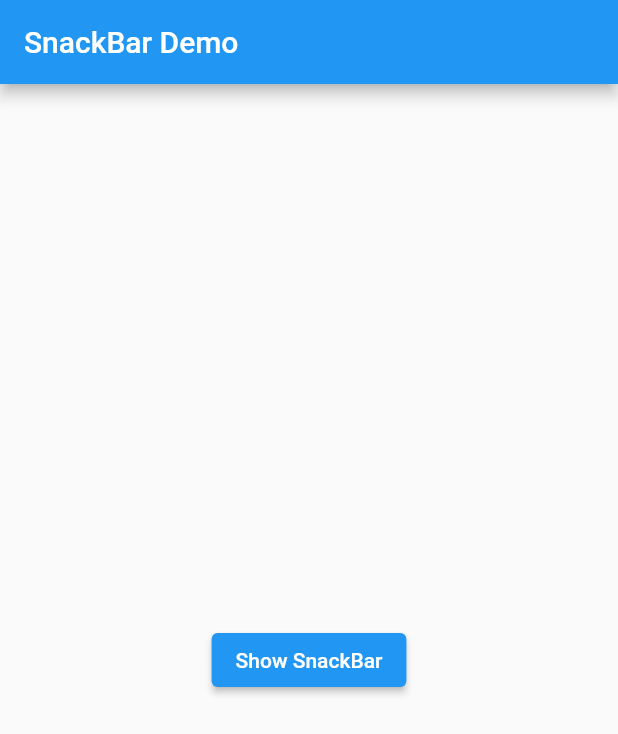
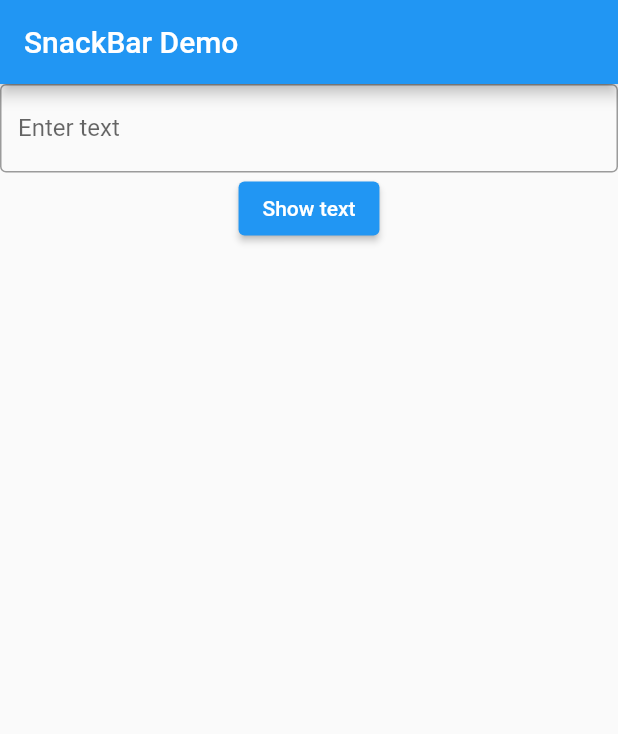
Before and after one commit to 221934420a/myfirstapp_1012, a Flutter app: the screen it shows after launch, on a phone screen of 412 x 824 dp. Shown: the top 734 px of the screen. Run offline on Flutter 3.47's test engine with Material 2 defaults, Android fonts, the phone set to English and light mode, and no system bars.

Commit message:
TextField

```diff
--- a/lib/app_body.dart
+++ b/lib/app_body.dart
@@ -24,15 +24,25 @@ class SnackBarPage extends StatelessWidget {
 
   @override
   Widget build(BuildContext context) {
-    return Center(
-      child: ElevatedButton(
+    TextEditingController emailController = TextEditingController();
+
+    return Column(
+
+        children: <Widget>[
+      TextField(
+          controller: emailController,
+          decoration: const InputDecoration(
+            border: OutlineInputBorder(),
+            labelText: 'Enter text',
+          )),
+      ElevatedButton(
         onPressed: () {
           final snackBar = SnackBar(
-            content: const Text('Yay! A SnackBar!'),
+            content: Text(emailController.text),
             action: SnackBarAction(
               label: 'Undo',
               onPressed: () {
-                // Some code to undo the change.
+                emailController.clear();
               },
             ),
           );
@@ -41,8 +51,8 @@ class SnackBarPage extends StatelessWidget {
           // and use it to show a SnackBar.
           ScaffoldMessenger.of(context).showSnackBar(snackBar);
         },
-        child: const Text('Show SnackBar'),
+        child: const Text('Show text'),
       ),
-    );
+    ]);
   }
 }
```
Also changed, not shown: pic/螢幕擷取畫面 2022-11-19 050641.jpg (added).
